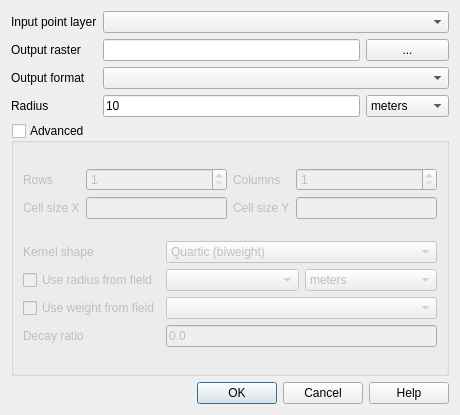
carsmie/QGIS, file src/plugins/heatmap/heatmapguibase.ui: the form before one commit.
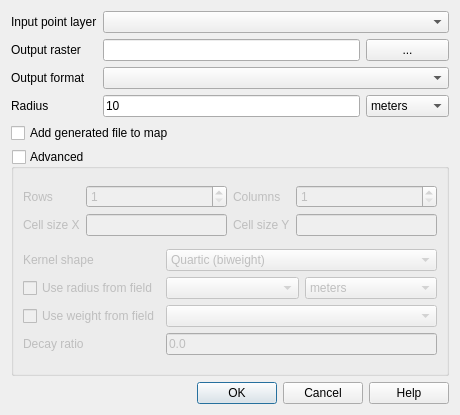
The form after the commit.

Commit message: add option to load result to canvas in Heatmap plugin (fix #6645)

```diff
--- a/src/plugins/heatmap/heatmapguibase.ui
+++ b/src/plugins/heatmap/heatmapguibase.ui
@@ -303,6 +303,13 @@
      </layout>
     </widget>
    </item>
+   <item row="5" column="0" colspan="3">
+    <widget class="QCheckBox" name="mAddToCanvas">
+     <property name="text">
+      <string>Add generated file to map</string>
+     </property>
+    </widget>
+   </item>
   </layout>
  </widget>
  <tabstops>
```
The commit also changes 3 other files.
